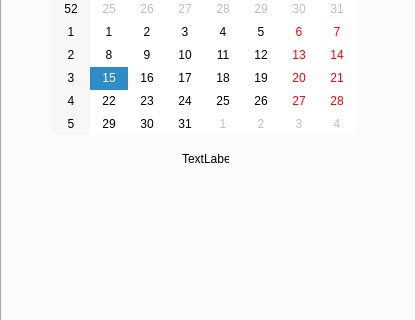
Above: calculator.ui from Codemaster-John/Kalkulajtor before the change; both pictures show x 0 to 415 and y 153 to 473 of the 415 by 715 pixel window. Below: the same form after it.
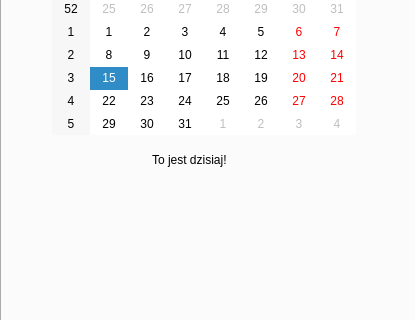
That is the form after the change. The open tabs and pages were chosen to show the change. Icons and pictures are not drawn.

What changed in the file:
```diff
--- a/calculator.ui
+++ b/calculator.ui
@@ -841,14 +841,14 @@
      <widget class="QLabel" name="label_4">
       <property name="geometry">
        <rect>
-        <x>180</x>
+        <x>150</x>
         <y>260</y>
-        <width>47</width>
-        <height>13</height>
+        <width>141</width>
+        <height>16</height>
        </rect>
       </property>
       <property name="text">
-       <string>TextLabel</string>
+       <string>To jest dzisiaj!</string>
       </property>
      </widget>
      <widget class="QLabel" name="label_5">
```
Left out of the diff: 2 changed lines with no effect on the pictures.
